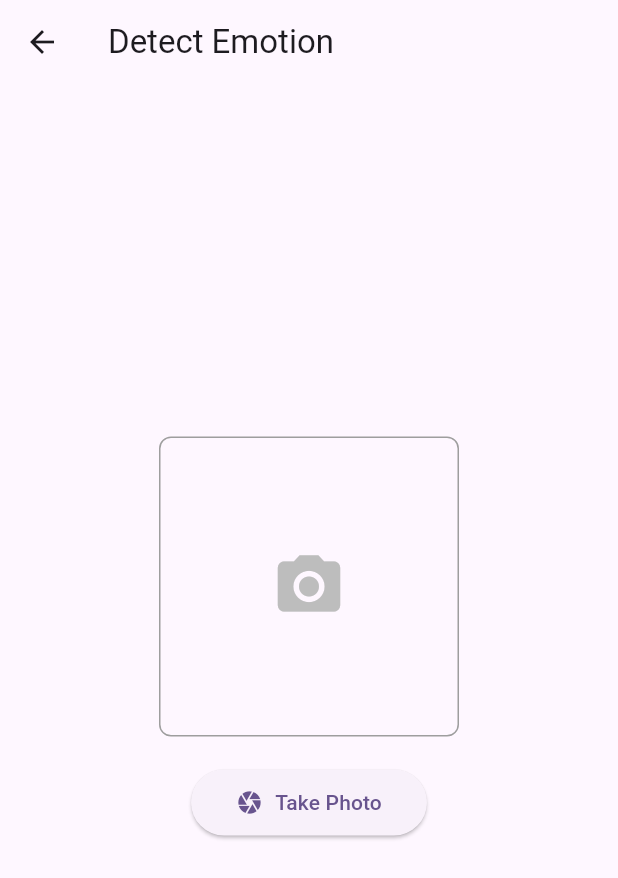
After one commit to PhoenXHO/moodify, a Flutter app: the EmotionView screen opened directly, after a tap on "Take Photo", on a phone screen of 412 x 824 dp. The commit adds this screen. Shown: the top 878 px of the screen. Run offline on Flutter 3.47's test engine with Material 3 defaults, Android fonts, the phone set to English and light mode, and no system bars; our stand-ins replace flutter_dotenv, image_picker, just_audio, just_audio_background, rxdart, shared_preferences and 2 more; missing offline and left inert: audio_session; accounts and stored records are empty; network calls fail.

Commit message:
Added emotion-based playlist creation

```diff
--- a/lib/main.dart
+++ b/lib/main.dart
@@ -1,3 +1,4 @@
+import 'package:emotion_music_player/viewmodels/emotion_viewmodel.dart';
 import 'package:emotion_music_player/viewmodels/playlists_viewmodel.dart';
 import 'package:emotion_music_player/viewmodels/auth_viewmodel.dart';
 import 'package:emotion_music_player/viewmodels/chat_viewmodel.dart';
@@ -46,6 +47,13 @@ class MyApp extends StatelessWidget {
         ChangeNotifierProvider(create: (context) => PlayerViewModel()),
         ChangeNotifierProvider(create: (context) => PlaylistsViewModel()),
         ChangeNotifierProvider(create: (context) => ChatViewModel()),
+         ChangeNotifierProxyProvider<ChatViewModel, EmotionViewModel>(
+      create: (context) => EmotionViewModel(
+        Provider.of<ChatViewModel>(context, listen: false),
+      ),
+      update: (context, chatViewModel, previousEmotionViewModel) =>
+        previousEmotionViewModel ?? EmotionViewModel(chatViewModel),
+    ),
       ],
       child: MaterialApp(
           title: 'Moodify',
--- /dev/null
+++ b/lib/models/emotion_model.dart
@@ -0,0 +1,9 @@
+class EmotionModel {
+  final String emotion;
+
+  EmotionModel({required this.emotion});
+
+  factory EmotionModel.fromJson(Map<String, dynamic> json) {
+    return EmotionModel(emotion: json['emotion']);
+  }
+}
--- /dev/null
+++ b/lib/viewmodels/emotion_viewmodel.dart
@@ -0,0 +1,70 @@
+import 'dart:io';
+import 'package:emotion_music_player/viewmodels/chat_viewmodel.dart';
+import 'package:flutter/foundation.dart';
+import 'package:image_picker/image_picker.dart';
+import 'package:http/http.dart' as http;
+import 'dart:convert';
+import '../models/emotion_model.dart';
+
+class EmotionViewModel extends ChangeNotifier {
+  File? _image;
+  EmotionModel? _emotion;
+  final ChatViewModel _chatViewModel; // Add reference to ChatViewModel
+  bool _isProcessing = false; // Flag to track processing state
+
+  File? get image => _image;
+  EmotionModel? get emotion => _emotion;
+  bool get isProcessing => _isProcessing;
+
+  // Constructor now requires ChatViewModel to be passed in
+  EmotionViewModel(this._chatViewModel);
+
+  Future<void> pickImage() async {
+    final picker = ImagePicker();
+    final pickedFile = await picker.pickImage(source: ImageSource.camera);
+    if (pickedFile == null) return;
+
+    _isProcessing = true;
+    notifyListeners();
+
+    _image = File(pickedFile.path);
+    notifyListeners();
+    await analyzeEmotion();
+  }
+
+  Future<void> analyzeEmotion() async {
+    if (_image == null) return;
+
+    try {
+      var request = http.MultipartRequest(
+        'POST',
+        Uri.parse('https://8f29-102-99-97-235.ngrok-free.app/'),
+      );
+      request.files
+          .add(await http.MultipartFile.fromPath('image', _image!.path));
+      var response = await request.send();
+
+      if (response.statusCode == 200) {
+        final body = await http.Response.fromStream(response);
+        final json = jsonDecode(body.body);
+        _emotion = EmotionModel.fromJson(json);
+
+        // After detecting emotion, automatically send message to ChatViewModel
+        if (_emotion != null && _emotion!.emotion.isNotEmpty) {
+          // Format the message
+          final message = "Create ${_emotion!.emotion} playlist";
+          // Send to chat service
+          await _chatViewModel.sendMessage(message);
+        }
+      } else {
+        _emotion = EmotionModel(emotion: 'Error: ${response.statusCode}');
+      }
+    } catch (e) {
+      print('Error analyzing emotion: $e');
+      _emotion = EmotionModel(emotion: 'Error: $e');
+    } finally {
+      _isProcessing = false;
+      notifyListeners();
+    }
+  }
+}
--- a/lib/views/chat.dart
+++ b/lib/views/chat.dart
@@ -1,3 +1,5 @@
+
+import 'package:emotion_music_player/views/emotion.dart';
 import 'package:flutter/material.dart';
 import 'package:provider/provider.dart';
 
@@ -85,6 +87,16 @@ class _ChatScreenState extends State<ChatScreen> {
             onPressed: () => _showClearHistoryDialog(),
             tooltip: 'Clear chat history',
           ),
+          IconButton(
+            icon: const Icon(Icons.camera_alt_outlined),
+            onPressed: () {
+              Navigator.push(
+                context,
+                MaterialPageRoute(builder: (context) => const EmotionView()),
+              );
+            },
+            tooltip: 'Open camera',
+          ),
         ],
       ),
       body: Column(
@@ -133,7 +145,8 @@ class _ChatScreenState extends State<ChatScreen> {
               ],
             ),
             child: Padding(
-              padding: const EdgeInsets.symmetric(horizontal: 16.0, vertical: 8.0),
+              padding:
+                  const EdgeInsets.symmetric(horizontal: 16.0, vertical: 8.0),
               child: Row(
                 children: [
                   // Text field
@@ -182,7 +195,8 @@ class _ChatScreenState extends State<ChatScreen> {
       context: context,
       builder: (context) => AlertDialog(
         title: const Text('Clear chat history'),
-        content: const Text('Are you sure you want to clear your chat history? This action cannot be undone.'),
+        content: const Text(
+            'Are you sure you want to clear your chat history? This action cannot be undone.'),
         actions: [
           TextButton(
             onPressed: () => Navigator.of(context).pop(),
--- /dev/null
+++ b/lib/views/emotion.dart
@@ -0,0 +1,115 @@
+import 'package:flutter/material.dart';
+import 'package:provider/provider.dart';
+import '../viewmodels/emotion_viewmodel.dart';
+
+class EmotionView extends StatelessWidget {
+  const EmotionView({super.key});
+
+  @override
+  Widget build(BuildContext context) {
+    final viewModel = Provider.of<EmotionViewModel>(context);
+
+    return Scaffold(
+      appBar: AppBar(title: Text('Detect Emotion')),
+      body: Center(
+        child: Padding(
+          padding: const EdgeInsets.all(20.0),
+          child: Column(
+            mainAxisAlignment: MainAxisAlignment.center,
+            children: [
+              // Image preview with border
+              Container(
+                width: 200,
+                height: 200,
+                decoration: BoxDecoration(
+                  border: Border.all(color: Colors.grey),
+                  borderRadius: BorderRadius.circular(8),
+                ),
+                child: viewModel.image != null
+                    ? ClipRRect(
+                        borderRadius: BorderRadius.circular(8),
+                        child: Image.file(viewModel.image!, fit: BoxFit.cover),
+                      )
+                    : Center(
+                        child: Icon(Icons.camera_alt, size: 50, color: Colors.grey[400]),
+                      ),
+              ),
+
+              const SizedBox(height: 20),
+
+              // Take Photo Button
+              ElevatedButton.icon(
+                onPressed: viewModel.isProcessing ? null : () => viewModel.pickImage(),
+                icon: Icon(Icons.camera),
+                label: Text("Take Photo"),
+                style: ElevatedButton.styleFrom(
+                  padding: EdgeInsets.symmetric(horizontal: 30, vertical: 12),
+                ),
+              ),
+
+              const SizedBox(height: 30),
+
+              // Processing indicator
+              if (viewModel.isProcessing)
+                Column(
+                  children: [
+                    CircularProgressIndicator(),
+                    SizedBox(height: 10),
+                    Text(
+                      "Analyzing emotion and creating playlist...",
+                      style: TextStyle(
+                        fontSize: 16,
+                        fontStyle: FontStyle.italic,
+                      ),
+                    ),
+                  ],
+                ),
+
+              // Emotion display
+              if (!viewModel.isProcessing && viewModel.emotion != null)
+                Column(
+                  children: [
+                    Text(
+                      "Detected Emotion:",
+                      style: TextStyle(
+                        fontSize: 16,
+                      ),
+                    ),
+                    SizedBox(height: 5),
+                    Text(
+                      viewModel.emotion?.emotion ?? '',
+                      style: TextStyle(
+                        fontSize: 24,
+                        fontWeight: FontWeight.bold,
+                        color: Theme.of(context).primaryColor,
+                      ),
+                    ),
+                    SizedBox(height: 10),
+                    Text(
+                      "Creating a playlist based on your emotion...",
+                      textAlign: TextAlign.center,
+                      style: TextStyle(
+                        fontStyle: FontStyle.italic,
+                      ),
+                    ),
+                    SizedBox(height: 20),
+                    ElevatedButton.icon(
+                      onPressed: () {
+                        // Navigate back to chat screen to see the playlist creation process
+                        Navigator.of(context).pop();
+                      },
+                      icon: Icon(Icons.playlist_play),
+                      label: Text("Go to Chat"),
+                      style: ElevatedButton.styleFrom(
+                        padding: EdgeInsets.symmetric(horizontal: 30, vertical: 12),
+                      ),
+                    ),
+                  ],
+                ),
+            ],
+          ),
+        ),
+      ),
+    );
+  }
+}
--- a/pubspec.yaml
+++ b/pubspec.yaml
@@ -43,6 +43,8 @@ dependencies:
   http: ^1.3.0
   yaml: ^3.1.3
   intl: ^0.20.2
+  image_picker: ^1.1.2
+  audio_service: ^0.18.8
 
 
 dev_dependencies:
```
Also changed, not shown: pubspec.lock, 7 other files.
